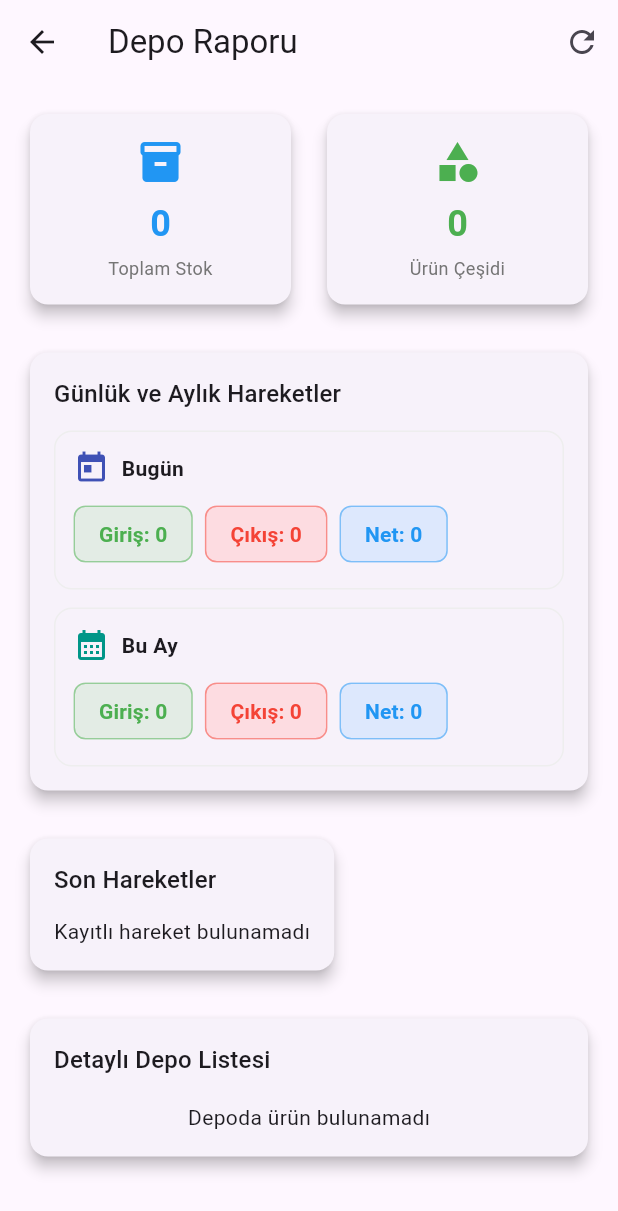
After one commit to meminglr/Help-Now, a Flutter app: the EnvanterRaporScreen screen opened directly, after a tap on the "refresh" icon, on a phone screen of 412 x 824 dp. The commit adds this screen. Shown: the top 1211 px of the screen. Run offline on Flutter 3.47's test engine with Material 3 defaults, Android fonts, the light colour scheme and no system bars; our stand-ins replace cloud_firestore, firebase_auth, firebase_core, geolocator, google_maps_flutter, rxdart; accounts and stored records are empty.

Commit message:
feat: Update inventory management screens and add inventory report functionality

```diff
--- /dev/null
+++ b/lib/screens/envanter_rapor_screen.dart
@@ -0,0 +1,431 @@
+import 'package:flutter/material.dart';
+import '../models/envanter.dart';
+import '../services/firestore_service.dart';
+
+class EnvanterRaporScreen extends StatefulWidget {
+  @override
+  _EnvanterRaporScreenState createState() => _EnvanterRaporScreenState();
+}
+
+class _EnvanterRaporScreenState extends State<EnvanterRaporScreen>
+    with AutomaticKeepAliveClientMixin {
+  final FirestoreService _firestoreService = FirestoreService();
+  int _totalStok = 0;
+  int _totalUrunCesidi = 0;
+  List<EnvanterItem> _envanter = [];
+  bool _isLoading = true;
+
+  @override
+  bool get wantKeepAlive => true;
+
+  @override
+  void initState() {
+    super.initState();
+    _loadEnvanterData();
+  }
+
+  Future<void> _loadEnvanterData() async {
+    try {
+      final envanter = await _firestoreService.getEnvanter().first;
+      setState(() {
+        _envanter = envanter;
+        _totalStok = envanter.fold<int>(0, (sum, item) => sum + item.miktar);
+        _totalUrunCesidi = envanter.length;
+        _isLoading = false;
+      });
+    } catch (e) {
+      setState(() {
+        _isLoading = false;
+      });
+      ScaffoldMessenger.of(context).showSnackBar(
+        SnackBar(content: Text('Envanter verisi yüklenemedi: $e')),
+      );
+    }
+  }
+
+  // Grafikler kaldırıldı: stok dağılımı ve en yüksek stok grafikleri
+
+  @override
+  Widget build(BuildContext context) {
+    super.build(context);
+    return Scaffold(
+      appBar: AppBar(
+        title: Text('Depo Raporu'),
+        actions: [
+          IconButton(icon: Icon(Icons.refresh), onPressed: _loadEnvanterData),
+        ],
+      ),
+      body: _isLoading
+          ? Center(child: CircularProgressIndicator())
+          : RefreshIndicator(
+              onRefresh: _loadEnvanterData,
+              child: SingleChildScrollView(
+                padding: EdgeInsets.all(16.0),
+                child: Column(
+                  crossAxisAlignment: CrossAxisAlignment.start,
+                  children: [
+                    // Özet Kartları
+                    _buildSummaryCards(),
+                    SizedBox(height: 24),
+
+                    // Günlük/Aylık Hareket Özetleri
+                    _buildMovementSummaries(),
+                    SizedBox(height: 24),
+
+                    // Grafikler kaldırıldı
+
+                    // Son Hareketler
+                    _buildRecentMovements(),
+                    SizedBox(height: 24),
+
+                    // Detaylı Liste
+                    _buildDetailedList(),
+                  ],
+                ),
+              ),
+            ),
+    );
+  }
+
+  Widget _buildSummaryCards() {
+    return LayoutBuilder(
+      builder: (context, constraints) {
+        final double spacing = 16;
+        final bool isNarrow = constraints.maxWidth < 360;
+        final int columns = isNarrow ? 1 : 2;
+        final double itemWidth =
+            (constraints.maxWidth - spacing * (columns - 1)) / columns;
+        final List<Widget> cards = [
+          _buildSummaryCard(
+            'Toplam Stok',
+            '$_totalStok',
+            Icons.inventory,
+            Colors.blue,
+          ),
+          _buildSummaryCard(
+            'Ürün Çeşidi',
+            '$_totalUrunCesidi',
+            Icons.category,
+            Colors.green,
+          ),
+        ];
+
+        return Wrap(
+          spacing: spacing,
+          runSpacing: spacing,
+          children: cards
+              .map((c) => SizedBox(width: itemWidth, child: c))
+              .toList(),
+        );
+      },
+    );
+  }
+
+  Widget _buildSummaryCard(
+    String title,
+    String value,
+    IconData icon,
+    Color color,
+  ) {
+    return Card(
+      elevation: 4,
+      child: Padding(
+        padding: EdgeInsets.all(16.0),
+        child: Column(
+          mainAxisAlignment: MainAxisAlignment.center,
+          children: [
+            Icon(icon, size: 32, color: color),
+            SizedBox(height: 8),
+            Text(
+              value,
+              style: TextStyle(
+                fontSize: 24,
+                fontWeight: FontWeight.bold,
+                color: color,
+              ),
+            ),
+            SizedBox(height: 4),
+            Text(
+              title,
+              style: TextStyle(fontSize: 12, color: Colors.grey[600]),
+              textAlign: TextAlign.center,
+            ),
+          ],
+        ),
+      ),
+    );
+  }
+
+  Widget _buildMovementSummaries() {
+    return Card(
+      elevation: 4,
+      child: Padding(
+        padding: EdgeInsets.all(16.0),
+        child: Column(
+          crossAxisAlignment: CrossAxisAlignment.start,
+          children: [
+            Text(
+              'Günlük ve Aylık Hareketler',
+              style: Theme.of(context).textTheme.titleMedium,
+            ),
+            SizedBox(height: 12),
+            LayoutBuilder(
+              builder: (context, constraints) {
+                final bool isNarrow = constraints.maxWidth < 420;
+                // responsive yerleşim: dar ekranda Column, genişte Row
+
+                final gunluk = StreamBuilder<Map<String, int>>(
+                  stream: _firestoreService.getGunlukGirisCikis(),
+                  builder: (context, snapshot) {
+                    final giris = snapshot.data?['giris'] ?? 0;
+                    final cikis = snapshot.data?['cikis'] ?? 0;
+                    return _buildMovementTile(
+                      'Bugün',
+                      giris,
+                      cikis,
+                      Icons.today,
+                      Colors.indigo,
+                    );
+                  },
+                );
+
+                final aylik = StreamBuilder<Map<String, int>>(
+                  stream: _firestoreService.getAylikGirisCikis(),
+                  builder: (context, snapshot) {
+                    final giris = snapshot.data?['giris'] ?? 0;
+                    final cikis = snapshot.data?['cikis'] ?? 0;
+                    return _buildMovementTile(
+                      'Bu Ay',
+                      giris,
+                      cikis,
+                      Icons.calendar_month,
+                      Colors.teal,
+                    );
+                  },
+                );
+
+                if (isNarrow) {
+                  return Column(
+                    children: [gunluk, SizedBox(height: 12), aylik],
+                  );
+                }
+
+                return Row(
+                  children: [
+                    Expanded(child: gunluk),
+                    SizedBox(width: 12),
+                    Expanded(child: aylik),
+                  ],
+                );
+              },
+            ),
+          ],
+        ),
+      ),
+    );
+  }
+
+  Widget _buildMovementTile(
+    String title,
+    int giris,
+    int cikis,
+    IconData icon,
+    Color color,
+  ) {
+    return Container(
+      decoration: BoxDecoration(
+        borderRadius: BorderRadius.circular(12),
+        border: Border.all(color: Colors.grey.shade200),
+      ),
+      padding: EdgeInsets.all(12),
+      child: Column(
+        crossAxisAlignment: CrossAxisAlignment.start,
+        children: [
+          Row(
+            children: [
+              Icon(icon, color: color),
+              SizedBox(width: 8),
+              Text(title, style: TextStyle(fontWeight: FontWeight.bold)),
+            ],
+          ),
+          SizedBox(height: 8),
+          Wrap(
+            spacing: 8,
+            runSpacing: 8,
+            children: [
+              _buildChip('Giriş', giris.toString(), Colors.green),
+              _buildChip('Çıkış', cikis.toString(), Colors.red),
+              _buildChip('Net', (giris - cikis).toString(), Colors.blue),
+            ],
+          ),
+        ],
+      ),
+    );
+  }
+
+  Widget _buildChip(String label, String value, Color color) {
+    return Chip(
+      label: Text('$label: $value'),
+      backgroundColor: color.withValues(alpha: 0.15),
+      side: BorderSide(color: color.withValues(alpha: 0.3)),
+      labelStyle: TextStyle(color: color, fontWeight: FontWeight.bold),
+    );
+  }
+
+  // _buildPieChart kaldırıldı
+
+  // Legend kaldırıldı
+  // _buildBarChart kaldırıldı
+
+  Widget _buildRecentMovements() {
+    return Card(
+      elevation: 4,
+      child: Padding(
+        padding: EdgeInsets.all(16.0),
+        child: Column(
+          crossAxisAlignment: CrossAxisAlignment.start,
+          children: [
+            Text(
+              'Son Hareketler',
+              style: Theme.of(context).textTheme.titleMedium,
+            ),
+            SizedBox(height: 12),
+            StreamBuilder<List<Map<String, dynamic>>>(
+              stream: _firestoreService.getSonHareketler(limit: 20),
+              builder: (context, snapshot) {
+                if (snapshot.connectionState == ConnectionState.waiting) {
+                  return Center(child: CircularProgressIndicator());
+                }
+                if (snapshot.hasError) {
+                  return Center(child: Text('Hata: ${snapshot.error}'));
+                }
+                final hareketler = snapshot.data ?? [];
+                if (hareketler.isEmpty) {
+                  return Text('Kayıtlı hareket bulunamadı');
+                }
+                return ListView.separated(
+                  shrinkWrap: true,
+                  physics: NeverScrollableScrollPhysics(),
+                  itemCount: hareketler.length,
+                  separatorBuilder: (_, __) => Divider(height: 1),
+                  itemBuilder: (context, index) {
+                    final h = hareketler[index];
+                    final bool giris = (h['degisim'] as int) > 0;
+                    final DateTime ts = (h['timestamp'] as DateTime);
+                    return ListTile(
+                      leading: CircleAvatar(
+                        backgroundColor: giris ? Colors.green : Colors.red,
+                        child: Icon(
+                          giris ? Icons.arrow_downward : Icons.arrow_upward,
+                          color: Colors.white,
+                          size: 18,
+                        ),
+                      ),
+                      title: Text(h['ad'] ?? h['itemId']),
+                      subtitle: Text('${ts.toLocal()}'),
+                      trailing: Text(
+                        (giris ? '+' : '-') + (h['degisim'].abs()).toString(),
+                        style: TextStyle(
+                          color: giris ? Colors.green : Colors.red,
+                          fontWeight: FontWeight.bold,
+                        ),
+                      ),
+                    );
+                  },
+                );
+              },
+            ),
+          ],
+        ),
+      ),
+    );
+  }
+
+  Widget _buildDetailedList() {
+    return Card(
+      elevation: 4,
+      child: Padding(
+        padding: EdgeInsets.all(16.0),
+        child: Column(
+          crossAxisAlignment: CrossAxisAlignment.start,
+          children: [
+            Text(
+              'Detaylı Depo Listesi',
+              style: Theme.of(context).textTheme.titleMedium,
+            ),
+            SizedBox(height: 16),
+            StreamBuilder<List<EnvanterItem>>(
+              stream: _firestoreService.getEnvanter(),
+              builder: (context, snapshot) {
+                if (snapshot.connectionState == ConnectionState.waiting) {
+                  return Center(child: CircularProgressIndicator());
+                }
+                if (snapshot.hasError) {
+                  return Center(child: Text('Hata: ${snapshot.error}'));
+                }
+                if (!snapshot.hasData || snapshot.data!.isEmpty) {
+                  return Center(child: Text('Depoda ürün bulunamadı'));
+                }
+
+                final envanter = snapshot.data!;
+                final sortedEnvanter = List<EnvanterItem>.from(envanter)
+                  ..sort((a, b) => b.miktar.compareTo(a.miktar));
+
+                return ListView.builder(
+                  shrinkWrap: true,
+                  physics: NeverScrollableScrollPhysics(),
+                  itemCount: sortedEnvanter.length,
+                  itemBuilder: (context, index) {
+                    final item = sortedEnvanter[index];
+                    final percentage = (item.miktar / _totalStok) * 100;
+
+                    return ListTile(
+                      leading: CircleAvatar(
+                        backgroundColor: _getColorByPercentage(percentage),
+                        child: Text(
+                          '${percentage.toStringAsFixed(0)}%',
+                          style: TextStyle(
+                            color: Colors.white,
+                            fontSize: 10,
+                            fontWeight: FontWeight.bold,
+                          ),
+                        ),
+                      ),
+                      title: Text(item.ad),
+                      subtitle: Text('Stok: ${item.miktar} birim'),
+                      trailing: Container(
+                        padding: EdgeInsets.symmetric(
+                          horizontal: 8,
+                          vertical: 4,
+                        ),
+                        decoration: BoxDecoration(
+                          color: _getColorByPercentage(
+                            percentage,
+                          ).withValues(alpha: 0.2),
+                          borderRadius: BorderRadius.circular(12),
+                        ),
+                        child: Text(
+                          '${item.miktar}',
+                          style: TextStyle(
+                            color: _getColorByPercentage(percentage),
+                            fontWeight: FontWeight.bold,
+                          ),
+                        ),
+                      ),
+                    );
+                  },
+                );
+              },
+            ),
+          ],
+        ),
+      ),
+    );
+  }
+
+  Color _getColorByPercentage(double percentage) {
+    if (percentage >= 20) return Colors.green;
+    if (percentage >= 10) return Colors.orange;
+    return Colors.red;
+  }
+}
--- a/lib/screens/envanter_yonetim_screen.dart
+++ b/lib/screens/envanter_yonetim_screen.dart
@@ -121,18 +121,18 @@ class _EnvanterYonetimScreenState extends State<EnvanterYonetimScreen>
   Widget build(BuildContext context) {
     super.build(context);
     return Scaffold(
-      appBar: AppBar(title: Text('Envanter Yönetimi')),
+      appBar: AppBar(title: Text('Depo Yönetimi')),
       body: SingleChildScrollView(
         child: Column(
           children: [
-            // Envanter Doluluk Durumu
+            // Depo Doluluk Durumu
             Padding(
               padding: EdgeInsets.all(16.0),
               child: Column(
                 crossAxisAlignment: CrossAxisAlignment.start,
                 children: [
                   Text(
-                    'Envanter Doluluk Durumu',
+                    'Depo Doluluk Durumu',
                     style: Theme.of(context).textTheme.headlineSmall,
                   ),
                   SizedBox(height: 8),
@@ -148,9 +148,7 @@ class _EnvanterYonetimScreenState extends State<EnvanterYonetimScreen>
                         return Center(child: Text('Hata: ${snapshot.error}'));
                       }
                       if (!snapshot.hasData || snapshot.data!.isEmpty) {
-                        return Center(
-                          child: Text('Envanterde ürün bulunamadı'),
-                        );
+                        return Center(child: Text('Depoda ürün bulunamadı'));
                       }
 
                       final envanter = snapshot.data!;
@@ -259,7 +257,7 @@ class _EnvanterYonetimScreenState extends State<EnvanterYonetimScreen>
                       ),
                       SizedBox(width: 12),
                       Expanded(
-                        child: OutlinedButton(
+                        child: ElevatedButton(
                           onPressed: _guncelleUrun,
                           child: Text('Güncelle (Set Et)'),
                         ),
--- a/lib/screens/gonullu_onay_screen.dart
+++ b/lib/screens/gonullu_onay_screen.dart
@@ -50,7 +50,7 @@ class _GonulluOnayScreenState extends State<GonulluOnayScreen>
         ScaffoldMessenger.of(context).showSnackBar(
           SnackBar(
             content: Text(
-              'Envanter yetersiz: ${eksikUrunler.entries.map((e) => "${e.key}: ${e.value} adet").join(", ")}',
+              'Depo yetersiz: ${eksikUrunler.entries.map((e) => "${e.key}: ${e.value} adet").join(", ")}',
             ),
           ),
         );
--- a/lib/screens/ihtiyac_bildirim_screen.dart
+++ b/lib/screens/ihtiyac_bildirim_screen.dart
@@ -177,14 +177,14 @@ class _IhtiyacBildirimScreenState extends State<IhtiyacBildirimScreen>
                       return Center(child: Text('Hata: ${snapshot.error}'));
                     }
                     if (!snapshot.hasData || snapshot.data!.isEmpty) {
-                      return Center(child: Text('Envanterde ürün bulunamadı'));
+                      return Center(child: Text('Depoda ürün bulunamadı'));
                     }
 
                     final envanter = snapshot.data!;
                     return Column(
                       children: envanter.map((item) {
                         return ListTile(
-                          title: Text('${item.ad} (Stok: ${item.miktar})'),
+                          title: Text(item.ad),
                           trailing: Row(
                             mainAxisSize: MainAxisSize.min,
                             children: [
--- a/lib/services/firestore_service.dart
+++ b/lib/services/firestore_service.dart
@@ -11,6 +11,9 @@ class FirestoreService {
   );
   final CollectionReference _envanter = FirebaseFirestore.instance.collection(
     'envanter',
+  );
+  final CollectionReference _hareketler = FirebaseFirestore.instance.collection(
+    'envanter_hareketleri',
   );
   final CollectionReference _eksikIstekler = FirebaseFirestore.instance
       .collection('eksik_istekler');
@@ -53,7 +56,33 @@ class FirestoreService {
   }
 
   Future<void> updateEnvanterMiktar(String itemId, int yeniMiktar) async {
-    await _envanter.doc(itemId).update({'miktar': yeniMiktar});
+    final DocumentReference docRef = _envanter.doc(itemId);
+    // Mevcut miktarı oku, sonra güncelle ve hareket kaydı oluştur
+    await FirebaseFirestore.instance.runTransaction((transaction) async {
+      final snapshot = await transaction.get(docRef);
+      int eskiMiktar = 0;
+      String ad = itemId;
+      if (snapshot.exists) {
+        final data = snapshot.data() as Map<String, dynamic>;
+        eskiMiktar = (data['miktar'] as int?) ?? 0;
+        ad = (data['ad'] as String?) ?? itemId;
+      }
+      transaction.update(docRef, {'miktar': yeniMiktar});
+
+      final int degisim = yeniMiktar - eskiMiktar;
+      if (degisim != 0) {
+        // Transaction dışında yazmak yerine, aynı transaction içinde ayrı bir koleksiyona yaz
+        final hareketRef = _hareketler.doc();
+        transaction.set(hareketRef, {
+          'itemId': itemId,
+          'ad': ad,
+          'degisim': degisim,
+          'tur': degisim > 0 ? 'giris' : 'cikis',
+          'kaynak': 'manuel_guncelleme',
+          'timestamp': FieldValue.serverTimestamp(),
+        });
+      }
+    });
   }
 
   // Kurumlardan gelen bağış ile envanter artırma/oluşturma
@@ -79,6 +108,16 @@ class FirestoreService {
           'miktar': miktar,
         });
       }
+      // Hareket kaydı
+      final hareketRef = _hareketler.doc();
+      transaction.set(hareketRef, {
+        'itemId': normalizedId,
+        'ad': ad,
+        'degisim': miktar,
+        'tur': 'giris',
+        'kaynak': 'bagis',
+        'timestamp': FieldValue.serverTimestamp(),
+      });
     });
   }
 
@@ -101,6 +140,80 @@ class FirestoreService {
         .replaceAll(RegExp(r'_+'), '_')
         .replaceAll(RegExp(r'^_|_$'), '');
     return s;
+  }
+
+  // Envanter hareketleri sorguları
+  Stream<Map<String, int>> getGunlukGirisCikis() {
+    final DateTime now = DateTime.now();
+    final DateTime startOfDay = DateTime(now.year, now.month, now.day);
+    return _hareketler
+        .where(
+          'timestamp',
+          isGreaterThanOrEqualTo: Timestamp.fromDate(startOfDay),
+        )
+        .snapshots()
+        .map((snapshot) {
+          int giris = 0;
+          int cikis = 0;
+          for (final doc in snapshot.docs) {
+            final data = doc.data() as Map<String, dynamic>;
+            final int degisim = (data['degisim'] as int?) ?? 0;
+            if (degisim > 0) {
+              giris += degisim;
+            } else {
+              cikis += -degisim;
+            }
+          }
+          return {'giris': giris, 'cikis': cikis};
+        });
+  }
+
+  Stream<Map<String, int>> getAylikGirisCikis() {
+    final DateTime now = DateTime.now();
+    final DateTime startOfMonth = DateTime(now.year, now.month, 1);
+    return _hareketler
+        .where(
+          'timestamp',
+          isGreaterThanOrEqualTo: Timestamp.fromDate(startOfMonth),
+        )
+        .snapshots()
+        .map((snapshot) {
+          int giris = 0;
+          int cikis = 0;
+          for (final doc in snapshot.docs) {
+            final data = doc.data() as Map<String, dynamic>;
+            final int degisim = (data['degisim'] as int?) ?? 0;
+            if (degisim > 0) {
+              giris += degisim;
+            } else {
+              cikis += -degisim;
+            }
+          }
+          return {'giris': giris, 'cikis': cikis};
+        });
+  }
+
+  Stream<List<Map<String, dynamic>>> getSonHareketler({int limit = 50}) {
+    return _hareketler
+        .orderBy('timestamp', descending: true)
+        .limit(limit)
+        .snapshots()
+        .map(
+          (snapshot) => snapshot.docs.map((doc) {
+            final data = doc.data() as Map<String, dynamic>;
+            return {
+              'id': doc.id,
+              'itemId': data['itemId'] ?? '',
+              'ad': data['ad'] ?? '',
+              'degisim': (data['degisim'] as int?) ?? 0,
+              'tur': data['tur'] ?? (data['degisim'] >= 0 ? 'giris' : 'cikis'),
+              'kaynak': data['kaynak'] ?? '',
+              'timestamp': (data['timestamp'] is Timestamp)
+                  ? (data['timestamp'] as Timestamp).toDate()
+                  : DateTime.now(),
+            };
+          }).toList(),
+        );
   }
 
   // İhtiyaç ekleme
```
Also changed, not shown: lib/screens/home_screen.dart (+42 -2 lines), lib/screens/main_screen.dart (+13 -3 lines).
